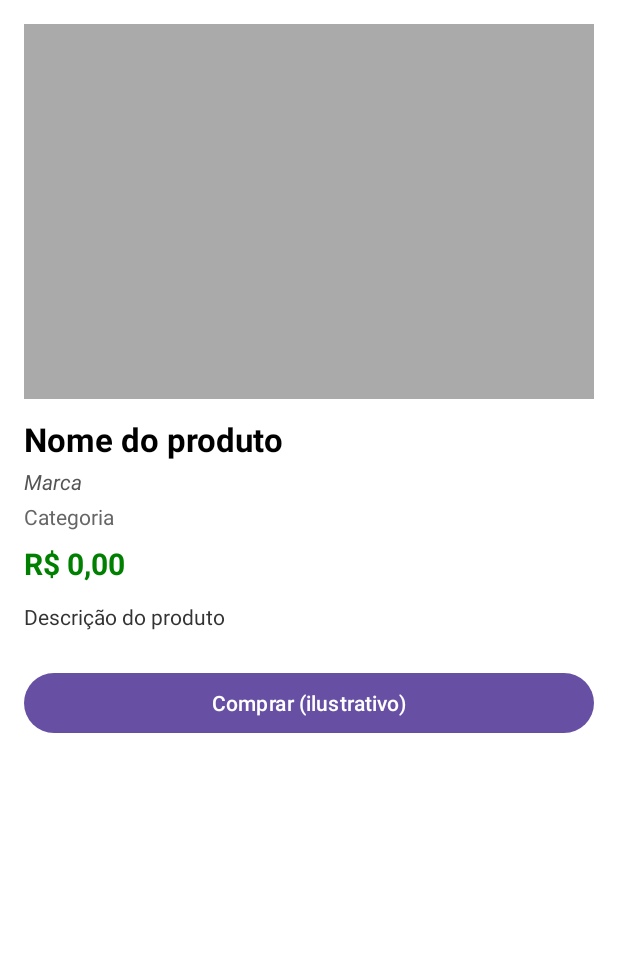
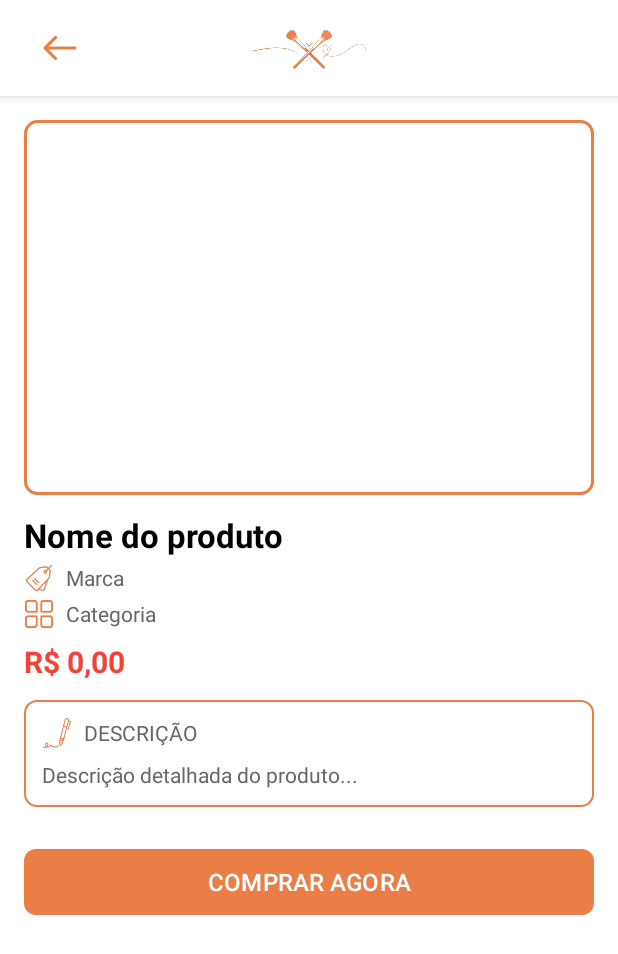
Before and after one commit to HianySilva/GlowUp-Mobile, an Android app: the ProductDetailActivity screen opened directly, with no data from a screen before it, on a phone screen of 412 x 824 dp. Shown: the top 954 px of the screen. Run offline under Robolectric (Android 15) with nearby library versions, the phone set to English and light mode, and no system bars; pictures from the network do not load; 1 statement that could not run was skipped.

Commit message:
Atualização da tela  ProductDetailActivity

```diff
--- a/app/src/main/java/com/example/glowup/HomeActivity.kt
+++ b/app/src/main/java/com/example/glowup/HomeActivity.kt
@@ -20,9 +20,7 @@ class HomeActivity : AppCompatActivity() {
             startActivity(intent)
         }
 
-        binding.btnBuscar.setOnClickListener {
-            showSearchDialog()
-        }
+
 
         setupCategoryClicks()
     }
--- a/app/src/main/java/com/example/glowup/ProductDetailActivity.kt
+++ b/app/src/main/java/com/example/glowup/ProductDetailActivity.kt
@@ -47,6 +47,7 @@ class ProductDetailActivity : AppCompatActivity() {
         binding.tvProductNameDetail.text = product.name ?: "Sem nome"
         binding.tvBrandDetail.text = product.brand ?: "Marca indisponível"
         binding.tvCategoryDetail.text = product.category ?: "Categoria indisponível"
+        binding.btnBack.setOnClickListener { finish() }
 
         val priceText = product.price?.toDoubleOrNull()?.let { "R$ %.2f".format(it) } ?: "Preço indisponível"
         binding.tvPriceDetail.text = priceText
--- /dev/null
+++ b/app/src/main/res/drawable/bg_image_container.xml
@@ -0,0 +1,15 @@
+<layer-list xmlns:android="http://schemas.android.com/apk/res/android">
+    <item>
+        <shape android:shape="rectangle">
+            <stroke android:width="2dp" android:color="#eb7d46"/>
+            <corners android:radius="12dp"/>
+            <solid android:color="@android:color/white"/>
+        </shape>
+    </item>
+    <item android:bottom="2dp">
+        <shape android:shape="rectangle">
+            <corners android:radius="10dp"/>
+            <solid android:color="@android:color/white"/>
+        </shape>
+    </item>
+</layer-list>
--- /dev/null
+++ b/app/src/main/res/drawable/bg_tag_laranja.xml
@@ -0,0 +1,5 @@
+<shape xmlns:android="http://schemas.android.com/apk/res/android">
+    <solid android:color="#12eb7d46"/>
+    <corners android:radius="4dp"/>
+    <stroke android:width="1dp" android:color="#33eb7d46"/>
+</shape>
--- /dev/null
+++ b/app/src/main/res/drawable/border_description.xml
@@ -0,0 +1,5 @@
+<shape xmlns:android="http://schemas.android.com/apk/res/android">
+    <stroke android:width="1dp" android:color="#eb7d46"/>
+    <corners android:radius="8dp"/>
+    <padding android:left="8dp" android:top="8dp" android:right="8dp" android:bottom="8dp"/>
+</shape>
--- /dev/null
+++ b/app/src/main/res/drawable/border_orange_image.xml
@@ -0,0 +1,17 @@
+<layer-list xmlns:android="http://schemas.android.com/apk/res/android">
+    <!-- Borda laranja (2dp) - mesma cor do ícone de voltar (#eb7d46) -->
+    <item>
+        <shape android:shape="rectangle">
+            <stroke android:width="2dp" android:color="#eb7d46"/>
+            <corners android:radius="8dp"/>
+        </shape>
+    </item>
+
+    <!-- Espaço interno para a imagem -->
+    <item android:top="2dp" android:bottom="2dp" android:left="2dp" android:right="2dp">
+        <shape android:shape="rectangle">
+            <corners android:radius="6dp"/>
+            <solid android:color="@android:color/transparent"/>
+        </shape>
+    </item>
+</layer-list>
--- a/app/src/main/res/layout/activity_home.xml
+++ b/app/src/main/res/layout/activity_home.xml
@@ -43,15 +43,6 @@
                 android:layout_width="0dp"
                 android:layout_height="0dp"
                 android:layout_weight="1" />
-
-            <ImageButton
-                android:id="@+id/btnBuscar"
-                android:layout_width="36dp"
-                android:layout_height="36dp"
-                android:background="?attr/selectableItemBackgroundBorderless"
-                android:src="@drawable/ic_search"
-                android:contentDescription="Buscar"
-                app:tint="#eb7d46" />
         </LinearLayout>
 
         <!-- Container para Banner e Botão -->
--- a/app/src/main/res/layout/activity_product_detail.xml
+++ b/app/src/main/res/layout/activity_product_detail.xml
@@ -1,24 +1,68 @@
 <?xml version="1.0" encoding="utf-8"?>
-<ScrollView xmlns:android="http://schemas.android.com/apk/res/android"
+<ScrollView
+    xmlns:android="http://schemas.android.com/apk/res/android"
+    xmlns:app="http://schemas.android.com/apk/res-auto"
+    xmlns:tools="http://schemas.android.com/tools"
     android:id="@+id/scrollView"
     android:layout_width="match_parent"
     android:layout_height="match_parent"
-    android:padding="16dp"
-    android:background="@android:color/white">
+    android:background="@android:color/white"
+    android:fillViewport="true">
 
     <LinearLayout
         android:layout_width="match_parent"
         android:layout_height="wrap_content"
         android:orientation="vertical">
 
+        <!-- Header Section -->
+        <RelativeLayout
+            android:layout_width="match_parent"
+            android:layout_height="64dp"
+            android:background="#FFFFFF"
+            android:elevation="4dp"
+            android:paddingHorizontal="16dp">
+
+            <ImageButton
+                android:id="@+id/btnBack"
+                android:layout_width="48dp"
+                android:layout_height="48dp"
+                android:layout_centerVertical="true"
+                android:adjustViewBounds="true"
+                android:background="?attr/selectableItemBackgroundBorderless"
+                android:contentDescription="Voltar"
+                android:padding="12dp"
+                android:scaleType="centerInside"
+                android:src="@drawable/ic_back" />
+
+            <ImageView
+                android:id="@+id/imgLogo"
+                android:layout_width="wrap_content"
+                android:layout_height="wrap_content"
+                android:layout_centerInParent="true"
+                android:adjustViewBounds="true"
+                android:contentDescription="Logo GlowUp"
+                android:maxHeight="48dp"
+                android:src="@drawable/ic_glowup_logo" />
+        </RelativeLayout>
+
+        <!-- Product Content Section -->
+        <LinearLayout
+            android:layout_width="match_parent"
+            android:layout_height="wrap_content"
+            android:orientation="vertical"
+            android:padding="16dp">
+
+            <!-- Product Image with Orange Border -->
             <ImageView
                 android:id="@+id/imgProductDetail"
                 android:layout_width="match_parent"
                 android:layout_height="250dp"
                 android:adjustViewBounds="true"
-            android:scaleType="fitCenter"
-            android:background="@android:color/darker_gray" />
+                android:scaleType="centerCrop"
+                android:background="@drawable/border_orange_image"
+                android:padding="4dp"/>
 
+            <!-- Product Name -->
             <TextView
                 android:id="@+id/tvProductNameDetail"
                 android:layout_width="match_parent"
@@ -29,49 +73,116 @@
                 android:paddingTop="12dp"
                 android:text="Nome do produto" />
 
+            <!-- Brand with Icon -->
+            <LinearLayout
+                android:layout_width="match_parent"
+                android:layout_height="wrap_content"
+                android:orientation="horizontal"
+                android:paddingTop="4dp"
+                android:gravity="center_vertical">
+
+                <ImageView
+                    android:layout_width="20dp"
+                    android:layout_height="20dp"
+                    android:src="@drawable/ic_brand"
+                    android:layout_marginEnd="8dp"/>
+
                 <TextView
                     android:id="@+id/tvBrandDetail"
                     android:layout_width="match_parent"
                     android:layout_height="wrap_content"
-            android:textStyle="italic"
-            android:textColor="#555555"
+                    android:textColor="#666666"
+                    android:textSize="14sp"
+                    android:text="Marca" />
+            </LinearLayout>
+
+            <!-- Category with Icon -->
+            <LinearLayout
+                android:layout_width="match_parent"
+                android:layout_height="wrap_content"
+                android:orientation="horizontal"
                 android:paddingTop="4dp"
-            android:text="Marca" />
+                android:gravity="center_vertical">
+
+                <ImageView
+                    android:layout_width="20dp"
+                    android:layout_height="20dp"
+                    android:src="@drawable/ic_category"
+                    android:layout_marginEnd="8dp"/>
 
                 <TextView
                     android:id="@+id/tvCategoryDetail"
                     android:layout_width="match_parent"
                     android:layout_height="wrap_content"
                     android:textColor="#666666"
-            android:paddingTop="4dp"
+                    android:textSize="14sp"
                     android:text="Categoria" />
+            </LinearLayout>
 
+            <!-- Price -->
             <TextView
                 android:id="@+id/tvPriceDetail"
                 android:layout_width="match_parent"
                 android:layout_height="wrap_content"
                 android:textSize="20sp"
                 android:textStyle="bold"
-            android:textColor="#008000"
+                android:textColor="#F44336"
                 android:paddingTop="8dp"
                 android:text="R$ 0,00" />
+
+            <!-- Description with Border -->
+            <LinearLayout
+                android:layout_width="match_parent"
+                android:layout_height="wrap_content"
+                android:orientation="vertical"
+                android:layout_marginTop="12dp"
+                android:background="@drawable/border_description"
+                android:padding="12dp">
+
+                <LinearLayout
+                    android:layout_width="match_parent"
+                    android:layout_height="wrap_content"
+                    android:orientation="horizontal"
+                    android:gravity="center_vertical">
+
+                    <ImageView
+                        android:layout_width="20dp"
+                        android:layout_height="20dp"
+                        android:src="@drawable/ic_description"
+                        android:layout_marginEnd="8dp"/>
+
+                    <TextView
+                        android:layout_width="wrap_content"
+                        android:layout_height="wrap_content"
+                        android:text="DESCRIÇÃO"
+                        android:textColor="#666666"
+                        android:textSize="14sp"/>
+                </LinearLayout>
 
                 <TextView
                     android:id="@+id/tvDescriptionDetail"
                     android:layout_width="match_parent"
                     android:layout_height="wrap_content"
-            android:paddingTop="12dp"
-            android:textColor="#333333"
-            android:text="Descrição do produto"
-            android:autoLink="web"
-            android:textIsSelectable="true" />
+                    android:layout_marginTop="8dp"
+                    android:textColor="#666666"
+                    android:textSize="14sp"
+                    android:text="Descrição detalhada do produto..."
+                    android:lineSpacingExtra="4dp"/>
+            </LinearLayout>
 
-        <Button
+            <!-- Rounded Orange Button -->
+            <com.google.android.material.button.MaterialButton
                 android:id="@+id/btnBuy"
                 android:layout_width="match_parent"
-            android:layout_height="wrap_content"
+                android:layout_height="52dp"
                 android:layout_marginTop="24dp"
-            android:text="Comprar (ilustrativo)" />
+                android:text="COMPRAR AGORA"
+                android:textAllCaps="false"
+                android:textColor="@android:color/white"
+                android:textSize="16sp"
+                app:backgroundTint="#eb7d46"
+                app:cornerRadius="8dp"
+                style="@style/Widget.Material3.Button"/>
         </LinearLayout>
-
+    </LinearLayout>
 </ScrollView>
--- a/app/src/main/res/layout/content_product_detail.xml
+++ /dev/null
@@ -1,19 +0,0 @@
-<?xml version="1.0" encoding="utf-8"?>
-<androidx.constraintlayout.widget.ConstraintLayout xmlns:android="http://schemas.android.com/apk/res/android"
-    xmlns:app="http://schemas.android.com/apk/res-auto"
-    android:layout_width="match_parent"
-    android:layout_height="match_parent"
-    app:layout_behavior="@string/appbar_scrolling_view_behavior">
-
-    <fragment
-        android:id="@+id/nav_host_fragment_content_product_detail"
-        android:name="androidx.navigation.fragment.NavHostFragment"
-        android:layout_width="0dp"
-        android:layout_height="0dp"
-        app:defaultNavHost="true"
-        app:layout_constraintBottom_toBottomOf="parent"
-        app:layout_constraintEnd_toEndOf="parent"
-        app:layout_constraintStart_toStartOf="parent"
-        app:layout_constraintTop_toTopOf="parent"
-        app:navGraph="@navigation/nav_graph" />
-</androidx.constraintlayout.widget.ConstraintLayout>
```
Also changed, not shown: app/src/main/res/drawable/ic_brand.png (added), app/src/main/res/drawable/ic_category.png (added), app/src/main/res/drawable/ic_description.png (added). Lines whose indentation alone changed are shown as unchanged.
